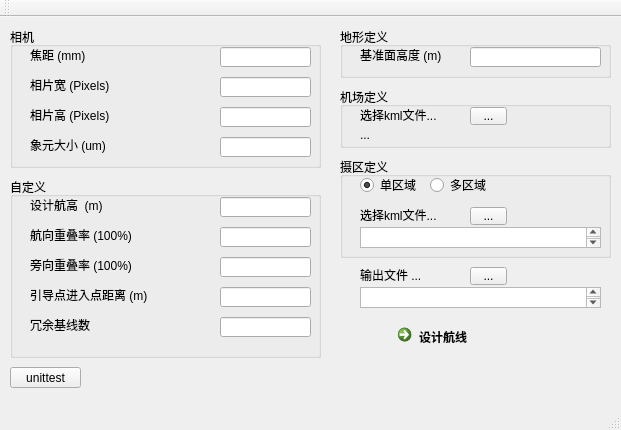
Old version of the form UAVRouter/mainwindow.ui in the repository guangmushikong/UAVRouter.
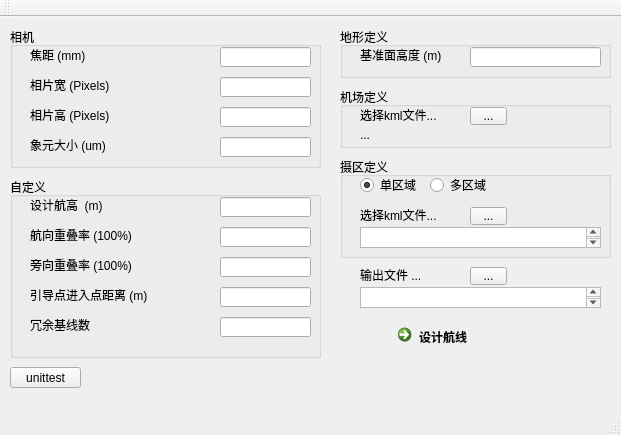
New version of the form.

What changed in the file:
```diff
--- a/UAVRouter/mainwindow.ui
+++ b/UAVRouter/mainwindow.ui
@@ -7,7 +7,7 @@
     <x>0</x>
     <y>0</y>
     <width>621</width>
-    <height>430</height>
+    <height>435</height>
    </rect>
   </property>
   <property name="windowTitle">
```
